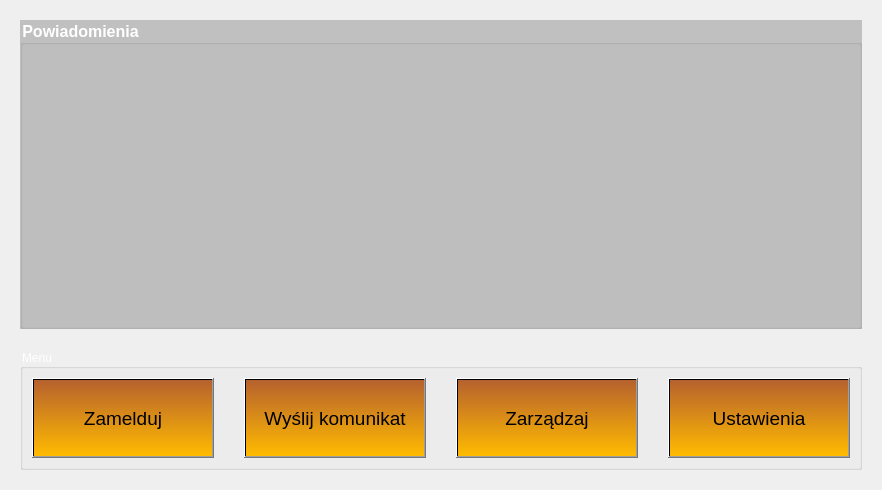
First picture: the form in NowySerwer/RoomieSerwer/hotel_menu.ui, repository Filemon279/Roomie, before the edit.
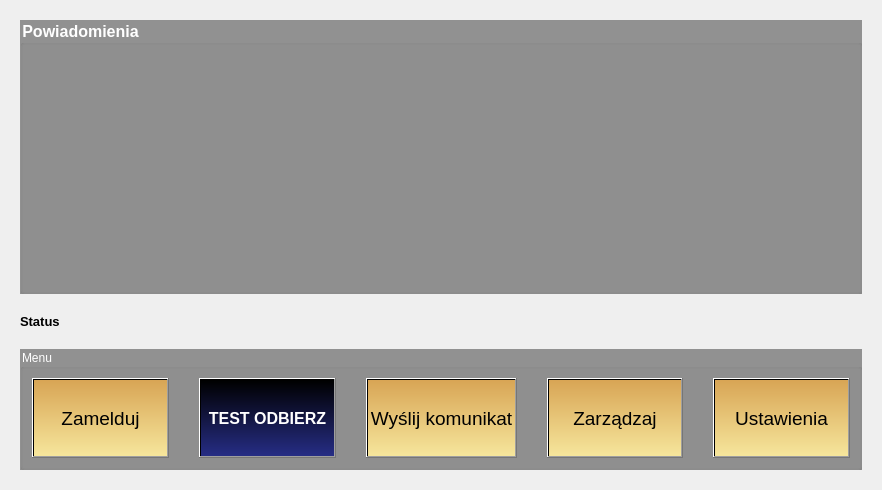
Second picture: the form after the edit. Icons and pictures are not drawn.

Diff of the .ui file:
```diff
--- a/NowySerwer/RoomieSerwer/hotel_menu.ui
+++ b/NowySerwer/RoomieSerwer/hotel_menu.ui
@@ -49,19 +49,83 @@
       </font>
      </property>
      <property name="styleSheet">
-      <string notr="true">background-color: rgba(0, 0, 0, 50);
-color:white;</string>
+      <string notr="true">#groupBox{background-color: rgba(0, 0, 0, 100);color:white;}</string>
      </property>
      <property name="title">
       <string>Powiadomienia</string>
      </property>
+     <layout class="QVBoxLayout" name="verticalLayout_2">
+      <property name="spacing">
+       <number>0</number>
+      </property>
+      <property name="leftMargin">
+       <number>0</number>
+      </property>
+      <property name="topMargin">
+       <number>0</number>
+      </property>
+      <property name="rightMargin">
+       <number>0</number>
+      </property>
+      <property name="bottomMargin">
+       <number>0</number>
+      </property>
+      <item>
+       <widget class="QScrollArea" name="scrollArea">
+        <property name="sizePolicy">
+         <sizepolicy hsizetype="Expanding" vsizetype="Ignored">
+          <horstretch>0</horstretch>
+          <verstretch>0</verstretch>
+         </sizepolicy>
+        </property>
+        <property name="styleSheet">
+         <string notr="true">background-color:transparent;</string>
+        </property>
+        <property name="widgetResizable">
+         <bool>true</bool>
+        </property>
+        <widget class="QWidget" name="scrollArea_requests">
+         <property name="geometry">
+          <rect>
+           <x>0</x>
+           <y>0</y>
+           <width>838</width>
+           <height>258</height>
+          </rect>
+         </property>
+         <property name="styleSheet">
+          <string notr="true"/>
+         </property>
+         <layout class="QGridLayout" name="layout_request_old">
+          <property name="leftMargin">
+           <number>0</number>
+          </property>
+          <property name="topMargin">
+           <number>0</number>
+          </property>
+          <property name="rightMargin">
+           <number>0</number>
+          </property>
+          <property name="bottomMargin">
+           <number>0</number>
+          </property>
+          <property name="spacing">
+           <number>0</number>
+          </property>
+          <item row="0" column="0">
+           <widget class="QWidget" name="widget_requests" native="true"/>
+          </item>
+         </layout>
+        </widget>
+       </widget>
+      </item>
+     </layout>
     </widget>
    </item>
-   <item row="1" column="0">
+   <item row="2" column="0">
     <widget class="QGroupBox" name="groupBox_2">
      <property name="styleSheet">
-      <string notr="true">#groupBox_2{color:white}
-</string>
+      <string notr="true">#groupBox_2{background-color: rgba(0, 0, 0, 100);color:white;}</string>
      </property>
      <property name="title">
       <string>Menu</string>
@@ -85,13 +149,37 @@
          </font>
         </property>
         <property name="styleSheet">
-         <string notr="true">background-color: qlineargradient(spread:pad, x1:0, y1:1, x2:0, y2:0, stop:0 rgba(255, 187, 0, 255), stop:1 rgba(182, 97, 46, 255));</string>
+         <string notr="true">background-color: qlineargradient(spread:pad, x1:0, y1:0, x2:0, y2:1, stop:0 rgba(216, 165, 85, 255), stop:1 rgba(246, 230,156, 255));</string>
         </property>
         <property name="text">
          <string>Zamelduj</string>
         </property>
        </widget>
       </item>
+      <item>
+       <widget class="QPushButton" name="pushButton">
+        <property name="minimumSize">
+         <size>
+          <width>0</width>
+          <height>80</height>
+         </size>
+        </property>
+        <property name="font">
+         <font>
+          <family>Arial</family>
+          <pointsize>12</pointsize>
+          <weight>75</weight>
+          <bold>true</bold>
+         </font>
+        </property>
+        <property name="styleSheet">
+         <string notr="true">background-color: qlineargradient(spread:pad, x1:0, y1:1, x2:0, y2:0, stop:0 rgba(38, 45, 133, 255), stop:0.994318 rgba(0, 0, 0, 255));color:white</string>
+        </property>
+        <property name="text">
+         <string>TEST ODBIERZ</string>
+        </property>
+       </widget>
+      </item>
       <item>
        <widget class="QPushButton" name="pushButton_Wymelduj">
         <property name="minimumSize">
@@ -107,7 +195,7 @@
          </font>
         </property>
         <property name="styleSheet">
-         <string notr="true">background-color: qlineargradient(spread:pad, x1:0, y1:1, x2:0, y2:0, stop:0 rgba(255, 187, 0, 255), stop:1 rgba(182, 97, 46, 255));</string>
+         <string notr="true">background-color: qlineargradient(spread:pad, x1:0, y1:0, x2:0, y2:1, stop:0 rgba(216, 165, 85, 255), stop:1 rgba(246, 230,156, 255));</string>
         </property>
         <property name="text">
          <string>Wyślij komunikat</string>
@@ -129,7 +217,7 @@
          </font>
         </property>
         <property name="styleSheet">
-         <string notr="true">background-color: qlineargradient(spread:pad, x1:0, y1:1, x2:0, y2:0, stop:0 rgba(255, 187, 0, 255), stop:1 rgba(182, 97, 46, 255));</string>
+         <string notr="true">background-color: qlineargradient(spread:pad, x1:0, y1:0, x2:0, y2:1, stop:0 rgba(216, 165, 85, 255), stop:1 rgba(246, 230,156, 255));</string>
         </property>
         <property name="text">
          <string>Zarządzaj</string>
@@ -151,7 +239,7 @@
          </font>
         </property>
         <property name="styleSheet">
-         <string notr="true">background-color: qlineargradient(spread:pad, x1:0, y1:1, x2:0, y2:0, stop:0 rgba(255, 187, 0, 255), stop:1 rgba(182, 97, 46, 255));</string>
+         <string notr="true">background-color: qlineargradient(spread:pad, x1:0, y1:0, x2:0, y2:1, stop:0 rgba(216, 165, 85, 255), stop:1 rgba(246, 230,156, 255));</string>
         </property>
         <property name="text">
          <string>Ustawienia</string>
@@ -161,6 +249,21 @@
      </layout>
     </widget>
    </item>
+   <item row="1" column="0">
+    <widget class="QLabel" name="label_info">
+     <property name="font">
+      <font>
+       <family>Arial</family>
+       <pointsize>10</pointsize>
+       <weight>75</weight>
+       <bold>true</bold>
+      </font>
+     </property>
+     <property name="text">
+      <string>Status</string>
+     </property>
+    </widget>
+   </item>
   </layout>
  </widget>
  <resources/>
```
Left out of the diff: 2 changed lines with no effect on the pictures.
